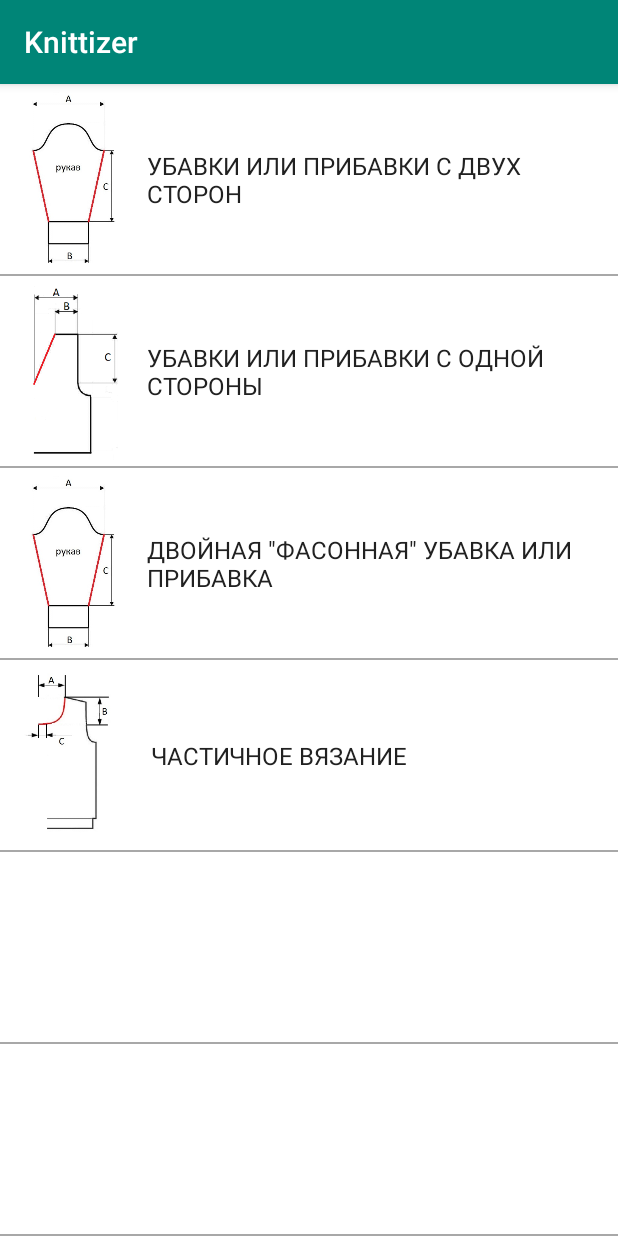
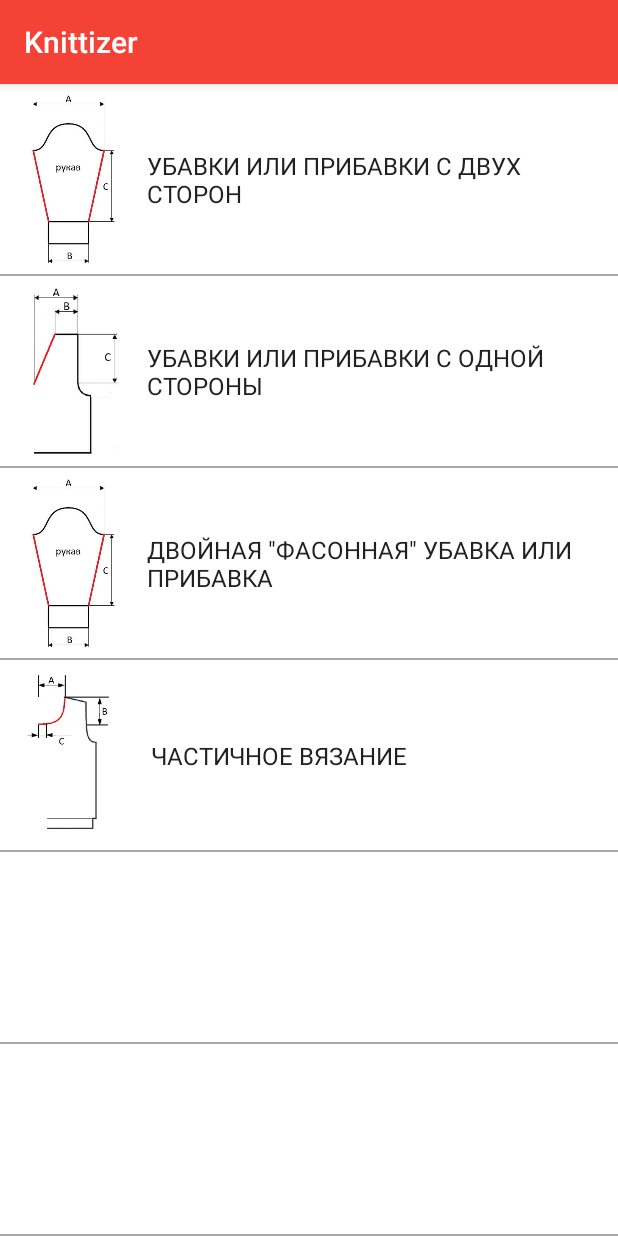
Before and after one commit to vikulin/Knittizer, an Android app: the screen it shows after launch (MainMenuActivity), on a phone screen of 412 x 824 dp. Run offline under Robolectric (Android 15) with nearby library versions, the phone set to English and light mode, and no system bars.

Commit message:
1. color fixes

```diff
--- a/app/src/main/res/layout/activity_main_menu.xml
+++ b/app/src/main/res/layout/activity_main_menu.xml
@@ -31,7 +31,7 @@
             android:layout_width="match_parent"
             android:layout_height="match_parent"
             android:fontFamily="sans-serif"
-            android:textColor="@color/primary_text"
+            android:textColor="@color/colorPrimaryText"
             android:gravity="center_vertical"
             android:textAlignment="gravity"
             android:textSize="16dp"
@@ -61,7 +61,7 @@
             android:layout_width="match_parent"
             android:layout_height="match_parent"
             android:fontFamily="sans-serif"
-            android:textColor="@color/primary_text"
+            android:textColor="@color/colorPrimaryText"
             android:gravity="center_vertical"
             android:textAlignment="gravity"
             android:textSize="16dp"
@@ -92,7 +92,7 @@
             android:layout_width="match_parent"
             android:layout_height="match_parent"
             android:fontFamily="sans-serif"
-            android:textColor="@color/primary_text"
+            android:textColor="@color/colorPrimaryText"
             android:gravity="center_vertical"
             android:textAlignment="gravity"
             android:textSize="16dp"
@@ -123,7 +123,7 @@
             android:layout_width="match_parent"
             android:layout_height="match_parent"
             android:fontFamily="sans-serif"
-            android:textColor="@color/primary_text"
+            android:textColor="@color/colorPrimaryText"
             android:gravity="center_vertical"
             android:textAlignment="gravity"
             android:textSize="16dp"
@@ -150,7 +150,7 @@
             android:layout_width="match_parent"
             android:layout_height="match_parent"
             android:fontFamily="sans-serif"
-            android:textColor="@color/primary_text"
+            android:textColor="@color/colorPrimaryText"
             android:gravity="center_vertical"
             android:textAlignment="gravity"
             android:textSize="16dp"
@@ -176,7 +176,7 @@
             android:layout_width="match_parent"
             android:layout_height="match_parent"
             android:fontFamily="sans-serif"
-            android:textColor="@color/primary_text"
+            android:textColor="@color/colorPrimaryText"
             android:gravity="center_vertical"
             android:textAlignment="gravity"
             android:textSize="16dp"
--- a/app/src/main/res/values/colors.xml
+++ b/app/src/main/res/values/colors.xml
@@ -1,8 +1,8 @@
 <?xml version="1.0" encoding="utf-8"?>
 <resources>
-    <color name="colorPrimary">#008577</color>
-    <color name="colorPrimaryDark">#00574B</color>
+    <color name="colorPrimary">#F44336</color>
+    <color name="colorPrimaryDark">#F44336</color>
     <color name="colorAccent">#D81B60</color>
     <color name="colorDelimiter">#777</color>
-    <color name="primary_text">#212121</color>
+    <color name="colorPrimaryText">#212121</color>
 </resources>
```
